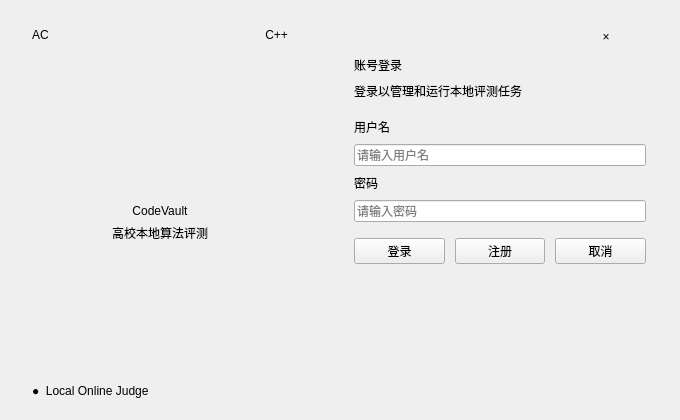
HYXscut/CodeVault, file ui/logindialog.ui: the form before one commit.
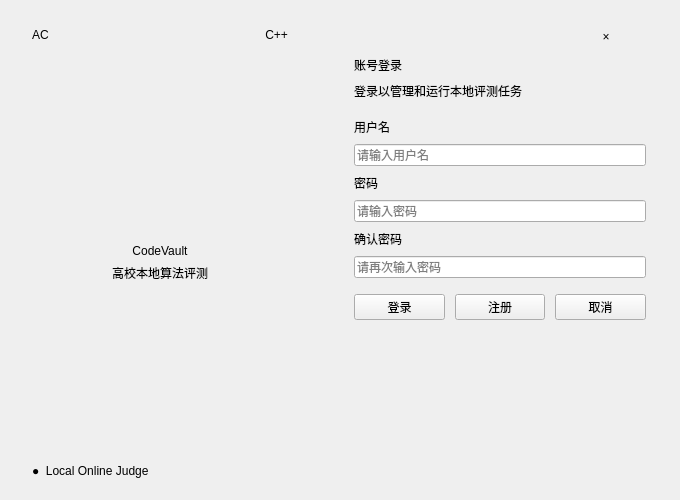
The form after the commit.

Patch:
```diff
--- a/ui/logindialog.ui
+++ b/ui/logindialog.ui
@@ -7,19 +7,19 @@
     <x>0</x>
     <y>0</y>
     <width>680</width>
-    <height>420</height>
+    <height>500</height>
    </rect>
   </property>
   <property name="minimumSize">
    <size>
     <width>680</width>
-    <height>420</height>
+    <height>500</height>
    </size>
   </property>
   <property name="maximumSize">
    <size>
     <width>680</width>
-    <height>420</height>
+    <height>500</height>
    </size>
   </property>
   <property name="windowTitle">
@@ -46,7 +46,7 @@
      <property name="minimumSize">
       <size>
        <width>320</width>
-       <height>420</height>
+       <height>500</height>
       </size>
      </property>
      <property name="maximumSize">
@@ -292,6 +292,16 @@
         </property>
        </widget>
       </item>
+      <item>
+       <widget class="QLabel" name="confirmPasswordLabel">
+        <property name="text"><string>确认密码</string></property>
+       </widget>
+      </item>
+      <item>
+       <widget class="QLineEdit" name="confirmPasswordEdit">
+        <property name="placeholderText"><string>请再次输入密码</string></property>
+       </widget>
+      </item>
       <item>
        <spacer name="formSpacer">
         <property name="orientation">
```
